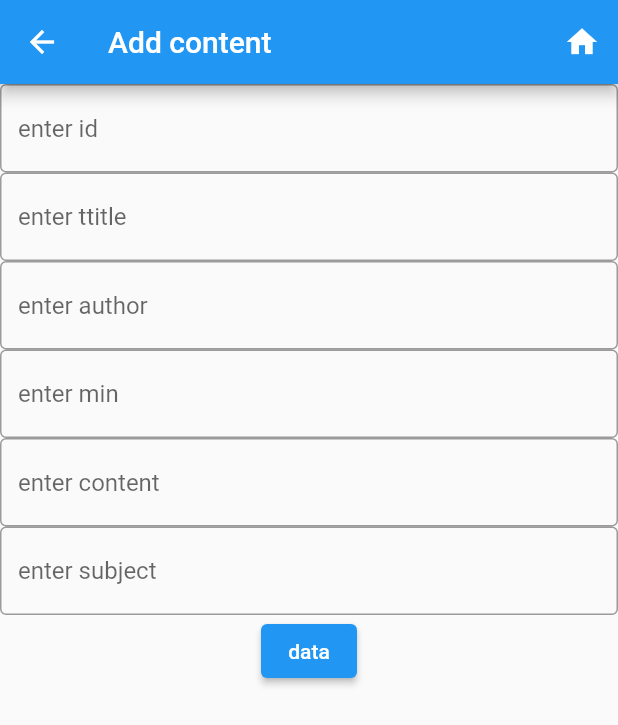
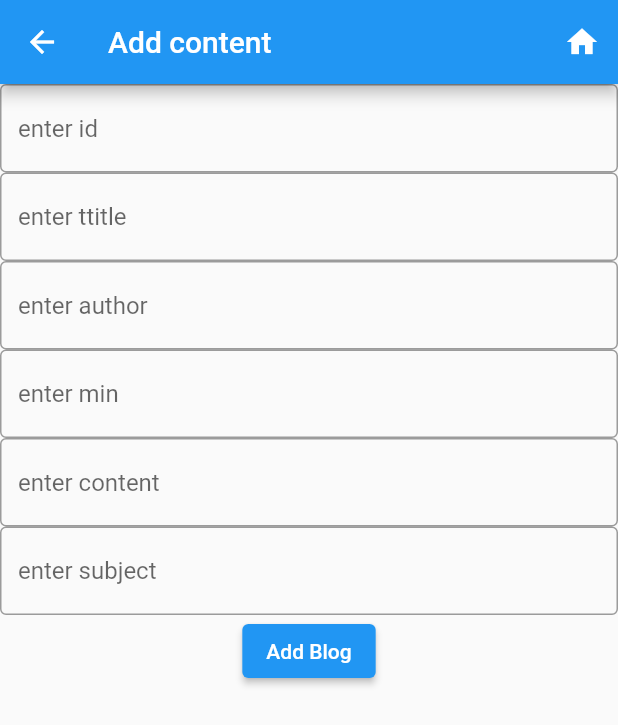
Before and after one commit to Flutter-GG/HW-2, a Flutter app: the Addpage screen opened directly, on a phone screen of 412 x 824 dp. Shown: the top 725 px of the screen. Run offline on Flutter 3.47's test engine with Material 2 defaults, Android fonts, the phone set to English and light mode, and no system bars.

Commit message:
chane button name to Add Blog

```diff
--- a/myproject/lib/view/add_screen.dart
+++ b/myproject/lib/view/add_screen.dart
@@ -74,7 +74,7 @@ class _AddpageState extends State<Addpage> {
                   setState(() {});
                   context.gitpush(Home());
                 },
-                child: Text("data"))
+                child: Text("Add Blog"))
           ],
         ),
       ),
```
